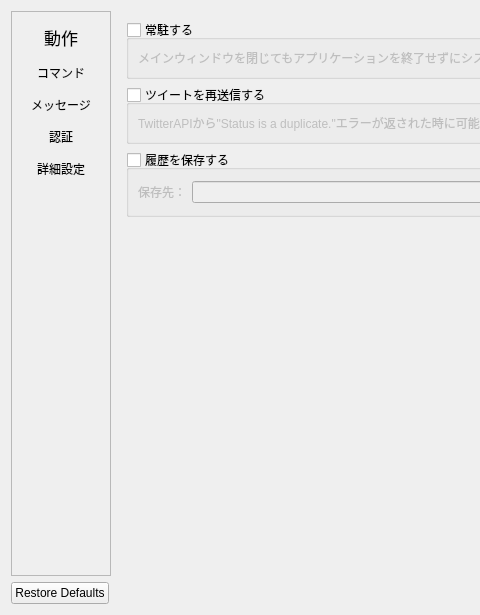
embicoin/update_name_Qt, file preferencesdialog.ui: the form before one commit; both pictures show x 0 to 480 and y 0 to 615 of the 795 by 615 pixel window.
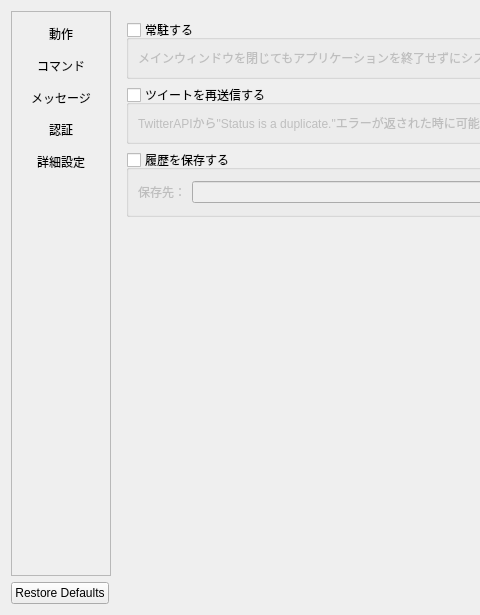
The form after the commit.

Commit message: タイトル

The edit to the form file:
```diff
--- a/preferencesdialog.ui
+++ b/preferencesdialog.ui
@@ -36,7 +36,7 @@
           <x>0</x>
           <y>0</y>
           <width>98</width>
-          <height>567</height>
+          <height>566</height>
          </rect>
         </property>
         <property name="sizePolicy">
@@ -48,11 +48,6 @@
         <layout class="QVBoxLayout" name="verticalLayout">
          <item>
           <widget class="QPushButton" name="actionButton">
-           <property name="font">
-            <font>
-             <pointsize>13</pointsize>
-            </font>
-           </property>
            <property name="text">
             <string>動作</string>
            </property>
```
Left out of the diff: 2 changed lines with no effect on the pictures.
